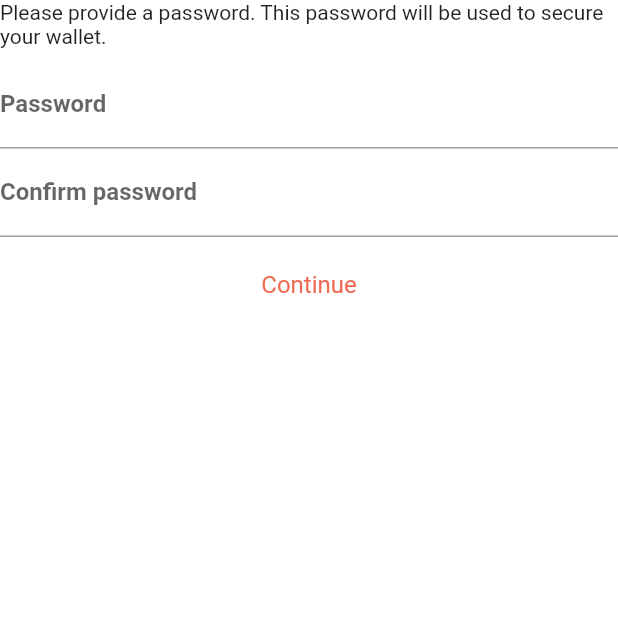
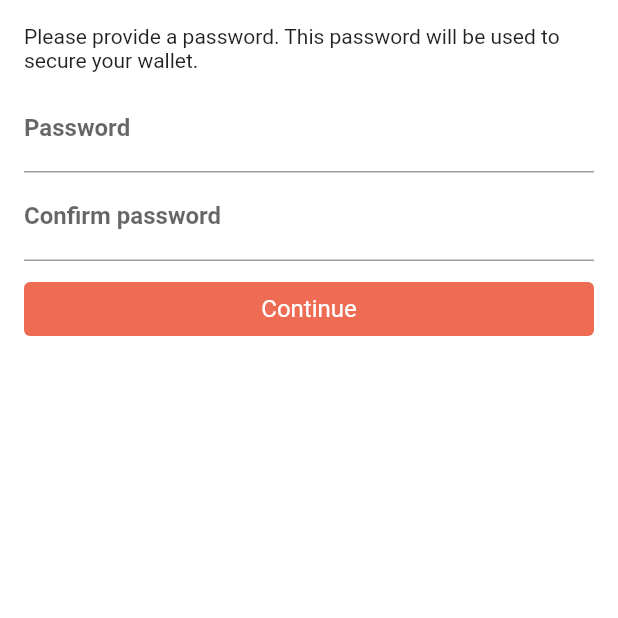
Before and after one commit to desmos-labs/dam, a Flutter app: the CreateWalletPasswordPage screen opened directly with empty values, on a phone screen of 412 x 824 dp, the top half of it. Run offline on Flutter 3.47's test engine with Material 2 defaults, Android fonts, the light colour scheme and no system bars; our stand-ins replace bloc, equatable, flutter_bloc, kiwi, sprintf; missing offline and left inert: alan, clipboard, dart:ffi, window_size; generated files the repository leaves out were written again; statements that could not run were skipped.

Commit message:
Android support and better layout for the new screens

```diff
--- a/lib/l10n/app_en.arb
+++ b/lib/l10n/app_en.arb
@@ -126,5 +126,9 @@
   "confirmPasswordButtonText": "Continue",
   "@confirmPasswordButtonText": {
     "description": "Button used to confirm the password used to store the mnemonic and continue to the addresses page"
+  },
+  "walletCreatedMessage": "Wallet created successfully",
+  "@walletCreatedMessage": {
+    "description": "Text displayed to inform the user that the wallet has been created successfully"
   }
 }
--- a/lib/ui/app/app.dart
+++ b/lib/ui/app/app.dart
@@ -1,5 +1,5 @@
 import 'package:dam/blocs/wallet/export.dart';
-import 'package:dam/ui/screens/unlock_wallet/unlock_wallet_page.dart';
+import 'package:dam/ui/screens/export.dart';
 import 'package:flutter/material.dart';
 import 'package:dam/ui/export.dart';
 import 'package:flutter_bloc/flutter_bloc.dart';
--- a/lib/ui/routes/routes.dart
+++ b/lib/ui/routes/routes.dart
@@ -16,8 +16,8 @@ class DesmosRoutes {
   }
 
   static void navigateToUnlockWallet(BuildContext context) {
-    Navigator.pushReplacement(context, MaterialPageRoute(builder: (context) {
+    Navigator.pushAndRemoveUntil(context, MaterialPageRoute(builder: (context) {
       return UnlockWalletPage();
-    }));
+    }), (route) => false);
   }
 }
--- a/lib/ui/screens/create_password/create_password_page.dart
+++ b/lib/ui/screens/create_password/create_password_page.dart
@@ -1,4 +1,3 @@
-import 'package:dam/ui/widget/light_button.dart';
 import 'package:dam/ui/widget/password_filed.dart';
 import 'package:flutter/cupertino.dart';
 import 'package:flutter/material.dart';
@@ -25,7 +24,7 @@ class CreateWalletPasswordPage extends StatelessWidget {
   @override
   Widget build(BuildContext context) {
     return Scaffold(
-        body: SafeArea(
+        body: ContentContainer(
       child: BlocProvider(
         create: (_) => CreateWalletBloc(),
         child: BlocBuilder<CreateWalletBloc, CreateWalletState?>(
@@ -35,28 +34,7 @@ class CreateWalletPasswordPage extends StatelessWidget {
           } else if (state is CreateWalletCreating) {
             return LoadingBar();
           } else {
-            return Column(
-              mainAxisAlignment: MainAxisAlignment.spaceBetween,
-              children: [
-                Expanded(
-                  child: Image.asset(
-                    'assets/account-generated.png',
-                  ),
-                ),
-                SizedBox(height: DesmosPlatform.isMobile(context) ? 16 : 24),
-                Text(
-                  'Wallet created successfully',
-                  style: DesmosTextStyles.largeBody(context),
-                  textAlign: TextAlign.center,
-                ),
-                SizedBox(height: DesmosPlatform.isMobile(context) ? 16 : 24),
-                LightButton(
-                    text:
-                        AppLocalizations.of(context)!.confirmPasswordButtonText,
-                    onPressed: () =>
-                        DesmosRoutes.navigateToUnlockWallet(context)),
-              ],
-            );
+            return _walletCreated(context);
           }
         }),
       ),
@@ -76,11 +54,36 @@ class CreateWalletPasswordPage extends StatelessWidget {
           controller: _confirmPasswordController,
           onFieldSubmitted: (_) => _saveMnemonic(context)),
       SizedBox(height: 8),
-      LightButton(
+      PrimaryButton(
         text: AppLocalizations.of(context)!.confirmPasswordButtonText,
         onPressed: () => _saveMnemonic(context),
       ),
     ]);
+  }
+
+  Widget _walletCreated(BuildContext context) {
+    return Column(
+      mainAxisAlignment: MainAxisAlignment.spaceBetween,
+      children: [
+        Expanded(
+          child: Image.asset(
+            'assets/account-generated.png',
+          ),
+        ),
+        SizedBox(height: DesmosPlatform.isMobile(context) ? 16 : 24),
+        Text(
+          AppLocalizations.of(context)!.walletCreatedMessage,
+          style: DesmosTextStyles.largeBody(context),
+          textAlign: TextAlign.center,
+        ),
+        SizedBox(height: DesmosPlatform.isMobile(context) ? 16 : 24),
+        PrimaryButton(
+            text: AppLocalizations.of(context)!.confirmPasswordButtonText,
+            onPressed: () {
+              DesmosRoutes.navigateToUnlockWallet(context);
+            }),
+      ],
+    );
   }
 
   void _saveMnemonic(BuildContext context) {
--- a/lib/ui/screens/import_mnemonic/import_mnemonic_page.dart
+++ b/lib/ui/screens/import_mnemonic/import_mnemonic_page.dart
@@ -21,8 +21,8 @@ class ImportMnemonicPage extends StatelessWidget {
               SizedBox(height: 8),
             ],
           ),
-          onNext: (words, accountsNumber) {
-            _onNext(context, words, accountsNumber);
+          onNext: (words) {
+            _onNext(context, words);
           },
         ),
       ),
@@ -30,7 +30,7 @@ class ImportMnemonicPage extends StatelessWidget {
   }
 
   /// Called when the user presses the "Next" button.
-  void _onNext(BuildContext context, List<String> words, int accountsNumber) {
+  void _onNext(BuildContext context, List<String> words) {
     DesmosRoutes.navigateToCreatePassword(context, words);
   }
 }
--- a/lib/ui/screens/verify_mnemonic_page/verify_mnemonic_page.dart
+++ b/lib/ui/screens/verify_mnemonic_page/verify_mnemonic_page.dart
@@ -35,8 +35,8 @@ class VerifyMnemonicPage extends StatelessWidget {
                   SizedBox(height: 8),
                 ],
               ),
-              onNext: (words, accountsNumber) {
-                _onNext(context, words, accountsNumber);
+              onNext: (words) {
+                _onNext(context, words);
               },
             )
             // LoadingBar(),
@@ -47,7 +47,7 @@ class VerifyMnemonicPage extends StatelessWidget {
   }
 
   /// Called when the user presses the "Next" button.
-  void _onNext(BuildContext context, List<String> words, int accountsNumber) {
+  void _onNext(BuildContext context, List<String> words) {
     DesmosRoutes.navigateToCreatePassword(context, words);
   }
 }
--- a/lib/ui/widget/content_container.dart
+++ b/lib/ui/widget/content_container.dart
@@ -28,8 +28,9 @@ class ContentContainer extends StatelessWidget {
       final padding = EdgeInsets.all(16);
       return Container(
         padding: padding,
-        child: child,
-      );
+        child: SafeArea(
+          child: child,
+      ));
     }
 
     return Row(
--- a/pubspec.yaml
+++ b/pubspec.yaml
@@ -41,6 +41,7 @@ dependencies:
   responsive_grid_list: ^1.2.0
   ffigen: 2.4.2
   meta: 1.3.0
+  path_provider: 2.0.2
 
 dev_dependencies:
   build_runner: ^2.0.0
```
Also changed, not shown: lib/blocs/wallet/wallet_bloc.dart (+0 -7 lines), lib/main.dart (+10 -2 lines), lib/ui/screens/unlock_wallet/unlock_wallet_page.dart (+7 -7 lines), lib/ui/widget/mnemonic_input_body/mnemonic_input_body.dart (+2 -37 lines), pubspec.lock.
